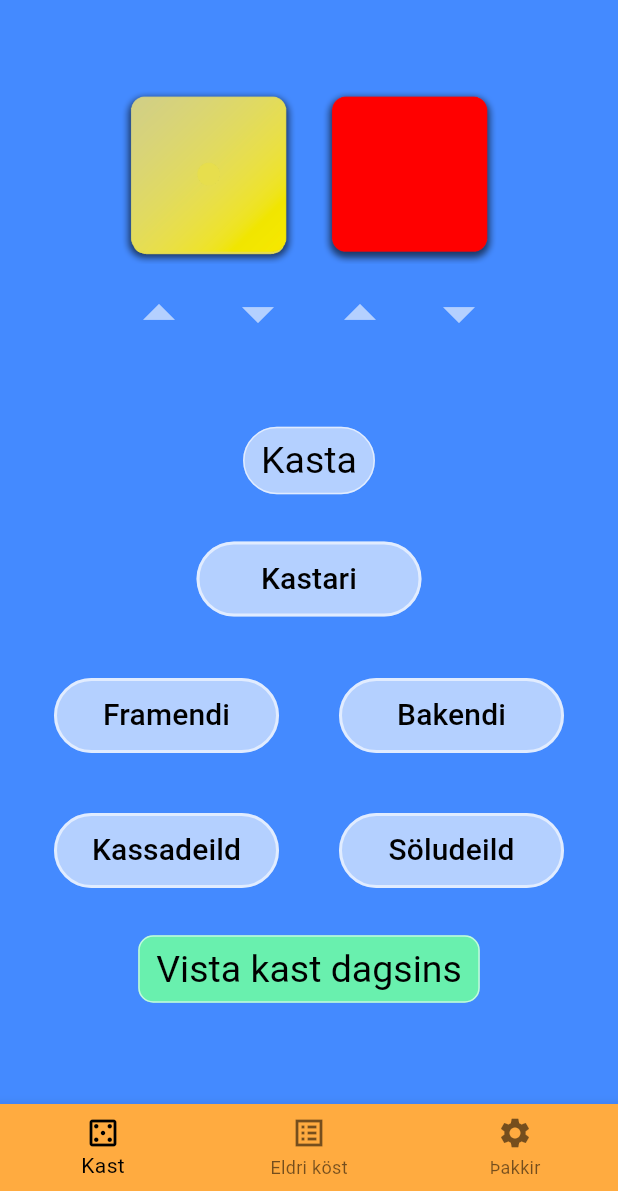
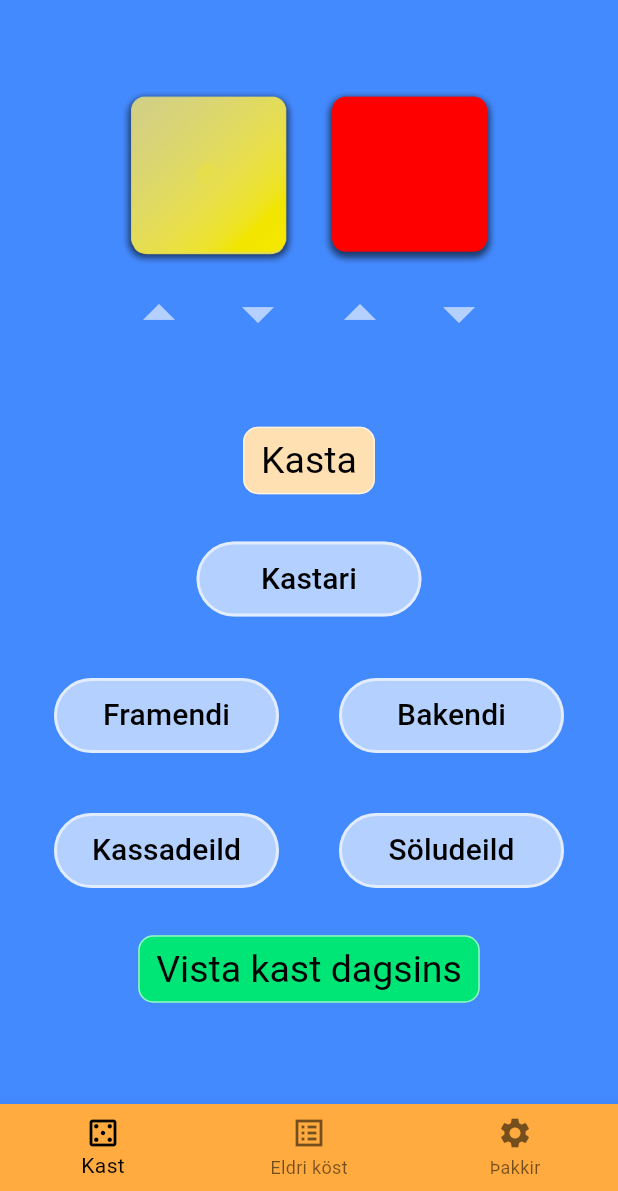
Before and after one commit to TomasGudna/lokaverkntv, a Flutter app: the screen it shows after launch, after a tap on "Vista kast dagsins", on a phone screen of 412 x 824 dp, the part 45-1236 px from its top. Run offline on Flutter 3.47's test engine with Material 3 defaults, Android fonts, the phone set to English and light mode, and no system bars; our stand-ins replace sqflite; accounts and stored records are empty.

Commit message:
update
gagnagrunnur

```diff
--- a/lib/database/log.dart
+++ b/lib/database/log.dart
@@ -16,7 +16,7 @@ class Log {
   final String nidurstada;
   final DateTime createdTime;
 
-  const Log({
+   Log({
     this.id,
     required this.yellowThrow,
     required this.redThrow,
--- a/lib/database/log_field.dart
+++ b/lib/database/log_field.dart
@@ -1,5 +1,6 @@
 import 'log_throw.dart';
 import 'log_vitni.dart';
+import '../classes/classes.dart';
 
 final String tableLogs = 'logs';
 
--- a/lib/database/log_throw.dart
+++ b/lib/database/log_throw.dart
@@ -1,4 +1,13 @@
+import '../classes/classes.dart';
+
 class LogFieldsThrows {
+  /*
+  static final List<String> values = [
+    id, yellowThrow, redThrow, greenThrow, blueThrow, nidurstada, time
+  ];
+
+   */
+
   static final String id = '_id';
   static final String yellowThrow = 'yellow';
   static final String redThrow = 'red';
--- a/lib/database/log_vitni.dart
+++ b/lib/database/log_vitni.dart
@@ -1,4 +1,10 @@
 class LogFieldsPerson {
+  /*
+  static final List<String> values = [
+    kastari, framendiVitni, bakendiVitni, kassadeildVitni, soludeildVitni
+  ];
+
+   */
   static final String kastari = 'kastari';
   static final String framendiVitni = 'framendiVitni';
   static final String bakendiVitni = 'bakendiVitni';
--- a/lib/logs/eldri_kost_form.dart
+++ b/lib/logs/eldri_kost_form.dart
@@ -1,5 +1,5 @@
-import 'package:flutter/material.dart';
 
+/*
 class LogFormWidget extends StatelessWidget {
   final int? yellowThrow;
   final int? redThrow;
@@ -200,3 +200,5 @@ class LogFormWidget extends StatelessWidget {
     onChanged: onChangedNidurstada,
   );
 }
+
+ */
--- a/lib/navigator.dart
+++ b/lib/navigator.dart
@@ -1,8 +1,11 @@
 import 'package:flutter/material.dart';
+import 'package:lokaverk/logview.dart';
 import 'throwing/dice_roller.dart';
 import 'package:lokaverk/Vitni/Vitni.dart';
 import '../logs/eldri_kost.dart';
 import '../save_container/container.dart';
+import '../database/log.dart';
+import '../database/log_database.dart';
 
 class BottomNavigatorBar extends StatelessWidget {
   const BottomNavigatorBar({super.key});
@@ -30,10 +33,7 @@ class _BottomNavigatorState extends State<BottomNavigator> {
   TextStyle(fontSize: 30, fontWeight: FontWeight.bold);
   static const List<Widget> _widgetOptions = <Widget>[
     Save(),
-    Text(
-      'Eldri köst',
-      style: optionStyle,
-    ),
+    LogListView(),
     Text(
       'Sérstakar þakkir: Arnar og Daníel',
       style: optionStyle,
--- a/lib/save_container/container.dart
+++ b/lib/save_container/container.dart
@@ -1,5 +1,7 @@
 import 'package:flutter/material.dart';
 import 'package:lokaverk/classes/classes.dart';
+import '../database/log.dart';
+import '../database/log_database.dart';
 import '../throwing/dice_roller.dart';
 import '../Vitni/Vitni.dart';
 
@@ -42,6 +44,28 @@ class _SaveState extends State<Save> {
     });
   }
 
+  Future<void> saveLog() async {
+
+    if (yellowThrow != null && redThrow != null && kastari != null && framVitni != null &&
+        bakVitni != null && soluVitni != null && kassaVitni != null && nidurstada != null) {
+      final log = Log(
+        yellowThrow: yellowThrow!,
+        redThrow: redThrow!,
+        greenThrow: greenThrow,
+        blueThrow: blueThrow,
+        kastari: kastari!,
+        framendiVitni: framVitni!,
+        bakendiVitni: bakVitni!,
+        kassadeildVitni: kassaVitni!,
+        soludeildVitni: soluVitni!,
+        nidurstada: nidurstada!,
+        createdTime: DateTime.now(),
+      );
+      await LogDatabase.instance.create(log);
+
+    }
+  }
+
   @override
   Widget build(BuildContext context) {
     return SingleChildScrollView(
@@ -51,7 +75,7 @@ class _SaveState extends State<Save> {
           Vitni(updateParentState: updateVitniState),
           SizedBox(height: 10),
           TextButton(
-            onPressed: () {},
+            onPressed: saveLog,
             style: TextButton.styleFrom(
                 foregroundColor: Colors.white60,
                 textStyle: const TextStyle(
@@ -61,7 +85,7 @@ class _SaveState extends State<Save> {
                   borderRadius: BorderRadius.circular(10),
                   side: const BorderSide(color: Colors.white60),
                 ),
-                backgroundColor: Colors.greenAccent),
+                backgroundColor: Colors.greenAccent.shade400),
             child: const Text(
               "Vista kast dagsins",
               style: TextStyle(color: Colors.black),
--- a/lib/throwing/dice_roller.dart
+++ b/lib/throwing/dice_roller.dart
@@ -275,10 +275,10 @@ class _DiceRollerState extends State<DiceRoller> {
                   fontSize: 25,
                 ),
                 shape: RoundedRectangleBorder(
-                  borderRadius: BorderRadius.circular(40),
+                  borderRadius: BorderRadius.circular(10),
                   side: const BorderSide(color: Colors.white60),
                 ),
-                backgroundColor: Colors.white60),
+                backgroundColor: Colors.orange.shade100),
             child: const Text(
               "Kasta",
               style: TextStyle(color: Colors.black),
```
Also changed, not shown: lib/database/log_database.dart (+18 -18 lines), lib/logs/eldri_kost.dart (+3 -8 lines), lib/logs/eldri_kost_card.dart (+3 -4 lines), lib/logs/eldri_kost_edit.dart (+3 -5 lines), lib/logs/eldri_kost_skodun.dart (+4 -4 lines), lib/logview.dart (added, +61 -0 lines), lib/Vista_nidurstodur.dart (deleted).
